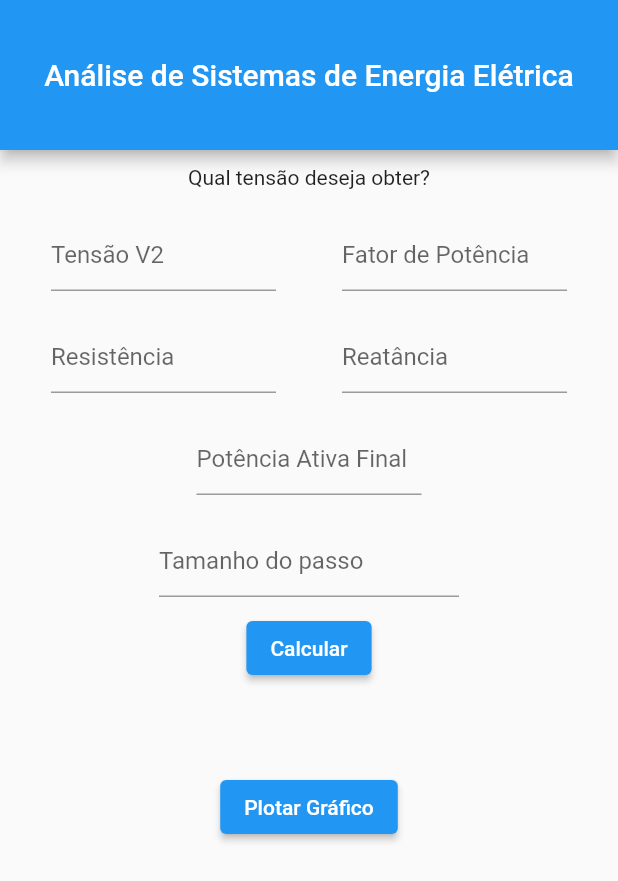
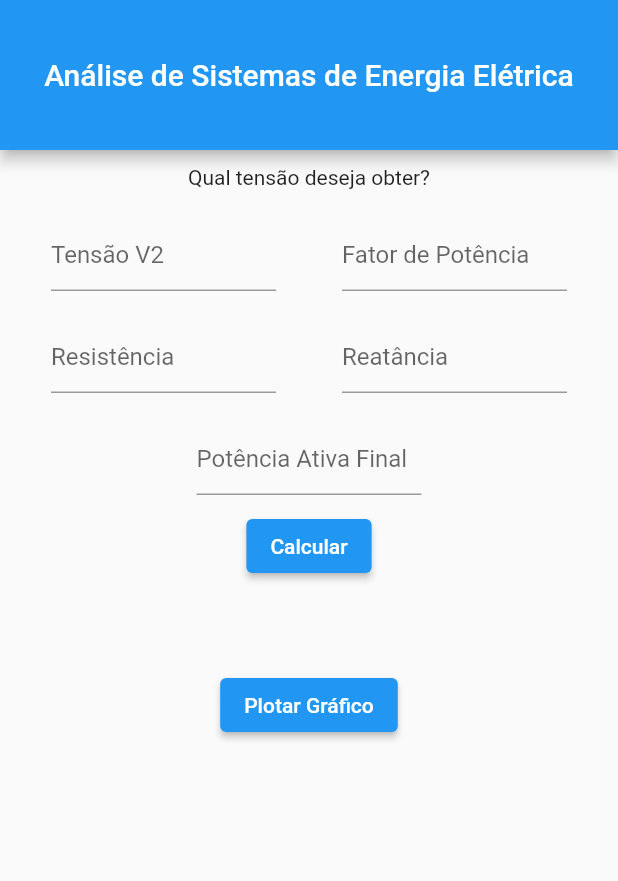
Before and after one commit to GustavoAlecio/app_analise, a Flutter app: the screen it shows after launch, on a phone screen of 412 x 824 dp. Shown: the top 881 px of the screen. Run offline on Flutter 3.47's test engine with Material 2 defaults, Android fonts, the phone set to English and light mode, and no system bars; our stand-ins replace flutter_mobx, flutter_modular, mobx, syncfusion_flutter_charts; generated files the repository leaves out were written again.

Commit message:
retirada do campo passo

```diff
--- a/lib/app/app_widget.dart
+++ b/lib/app/app_widget.dart
@@ -4,10 +4,12 @@ import 'package:flutter_modular/flutter_modular.dart';
 class AppWidget extends StatelessWidget {
   @override
   Widget build(BuildContext context) {
-    return MaterialApp(
+    return MaterialApp.router(
       debugShowCheckedModeBanner: false,
       title: 'Curva PV',
       theme: ThemeData(primarySwatch: Colors.blue),
-    ).modular();
+      routeInformationParser: Modular.routeInformationParser,
+      routerDelegate: Modular.routerDelegate,
+    );
   }
 }
--- a/lib/app/modules/home/home_page.dart
+++ b/lib/app/modules/home/home_page.dart
@@ -186,24 +186,7 @@ class _HomePageState extends ModularState<HomePage, HomeStore> {
                   ),
                 ],
               ),
-              Padding(
-                padding:
-                    const EdgeInsets.symmetric(vertical: 10.0, horizontal: 10),
-                child: SizedBox(
-                  width: 200,
-                  child: TextFormField(
-                    keyboardType: TextInputType.number,
-                    onChanged: (value) {
-                      if (value.isNotEmpty) {
-                        store.setNumeroIteracoes(double.parse(value));
-                      }
-                    },
-                    decoration: const InputDecoration(
-                      hintText: "Tamanho do passo",
-                    ),
-                  ),
-                ),
-              ),
+
               ElevatedButton(
                   onPressed: () async {
                     await store.setCalculos();
@@ -216,7 +199,7 @@ class _HomePageState extends ModularState<HomePage, HomeStore> {
                   child: store.resultadoY1.length > 1
                       ? Text(
                           "Calculo completo, plotar gráfico! \n Ponto Critico: V2 =  ${store.pontoCritico[0]} e P2 = ${store.pontoCritico[1]}")
-                      : SizedBox(),
+                      : const SizedBox(),
                   // ListView.builder(
                   //     itemCount: store.resultadoY1.length,
                   //     itemBuilder: ((context, index) {
```
Also changed, not shown: lib/app/modules/home/home_store.dart (+1 -21 lines), pubspec.yaml (+8 -8 lines), lib/app/modules/grafico/grafico/grafico_store.g.dart, lib/app/modules/home/home_store.g.dart, pubspec.lock, 2 other files.
